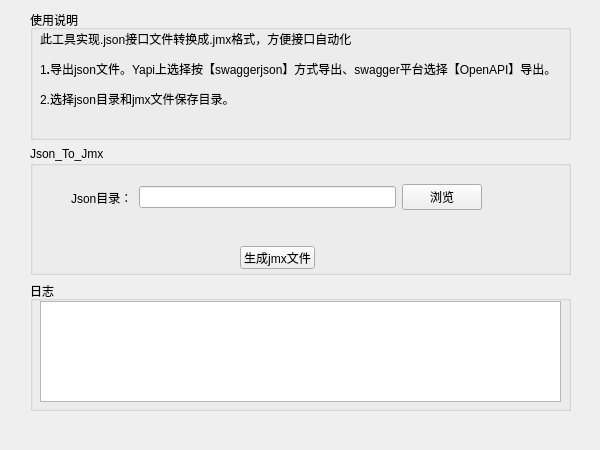
First picture: the form in json2jmx/json_jmx.ui, repository chenpii/pyqt5-project, before the edit.
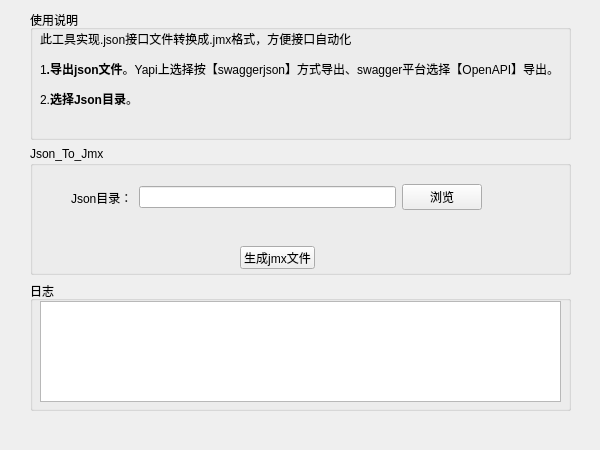
Second picture: the form after the edit. Icons and pictures are not drawn.

Commit message: 添加ico；更新使用说明

Patch:
```diff
--- a/json2jmx/json_jmx.ui
+++ b/json2jmx/json_jmx.ui
@@ -59,9 +59,9 @@
 p, li { white-space: pre-wrap; }
 &lt;/style&gt;&lt;/head&gt;&lt;body style=&quot; font-family:'SimSun'; font-size:9pt; font-weight:400; font-style:normal;&quot;&gt;
 &lt;p style=&quot; margin-top:12px; margin-bottom:12px; margin-left:0px; margin-right:0px; -qt-block-indent:0; text-indent:0px;&quot;&gt;此工具实现.json接口文件转换成.jmx格式，方便接口自动化&lt;/p&gt;
-&lt;p style=&quot; margin-top:12px; margin-bottom:12px; margin-left:0px; margin-right:0px; -qt-block-indent:0; text-indent:0px;&quot;&gt;1&lt;span style=&quot; font-weight:600;&quot;&gt;.&lt;/span&gt;导出json文件。Yapi上选择按【swaggerjson】方式导出、swagger平台选择【OpenAPI】导出。&lt;/p&gt;
-&lt;p style=&quot; margin-top:12px; margin-bottom:12px; margin-left:0px; margin-right:0px; -qt-block-indent:0; text-indent:0px;&quot;&gt;2.选择json目录和jmx文件保存目录。&lt;/p&gt;
-&lt;p style=&quot; margin-top:12px; margin-bottom:12px; margin-left:0px; margin-right:0px; -qt-block-indent:0; text-indent:0px;&quot;&gt;3.点击转换。&lt;/p&gt;&lt;/body&gt;&lt;/html&gt;</string>
+&lt;p style=&quot; margin-top:12px; margin-bottom:12px; margin-left:0px; margin-right:0px; -qt-block-indent:0; text-indent:0px;&quot;&gt;1&lt;span style=&quot; font-weight:600;&quot;&gt;.导出json文件&lt;/span&gt;。Yapi上选择按【swaggerjson】方式导出、swagger平台选择【OpenAPI】导出。&lt;/p&gt;
+&lt;p style=&quot; margin-top:12px; margin-bottom:12px; margin-left:0px; margin-right:0px; -qt-block-indent:0; text-indent:0px;&quot;&gt;2.&lt;span style=&quot; font-weight:600;&quot;&gt;选择Json目录&lt;/span&gt;。&lt;/p&gt;
+&lt;p style=&quot; margin-top:12px; margin-bottom:12px; margin-left:0px; margin-right:0px; -qt-block-indent:0; text-indent:0px;&quot;&gt;3.点击&lt;span style=&quot; font-weight:600;&quot;&gt;生成jmx文件&lt;/span&gt;，选择要保存的路径。&lt;/p&gt;&lt;/body&gt;&lt;/html&gt;</string>
         </property>
        </widget>
       </widget>
```
Left out of the diff: 4 changed lines with no effect on the pictures. The commit also changes 2 other files.
